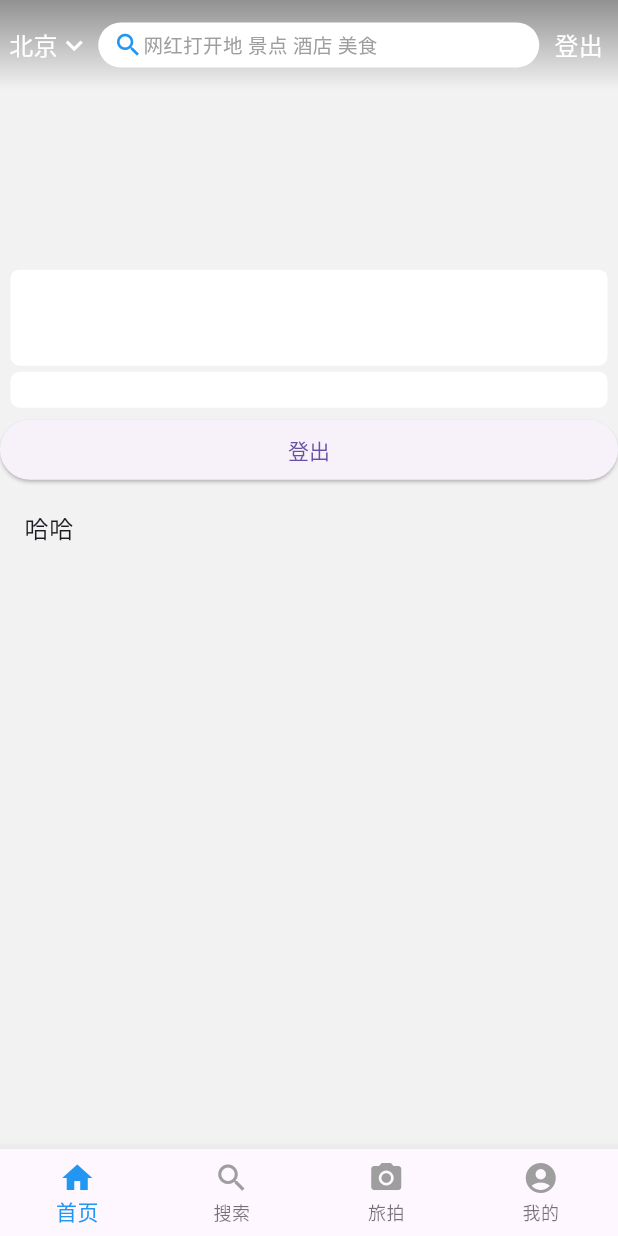
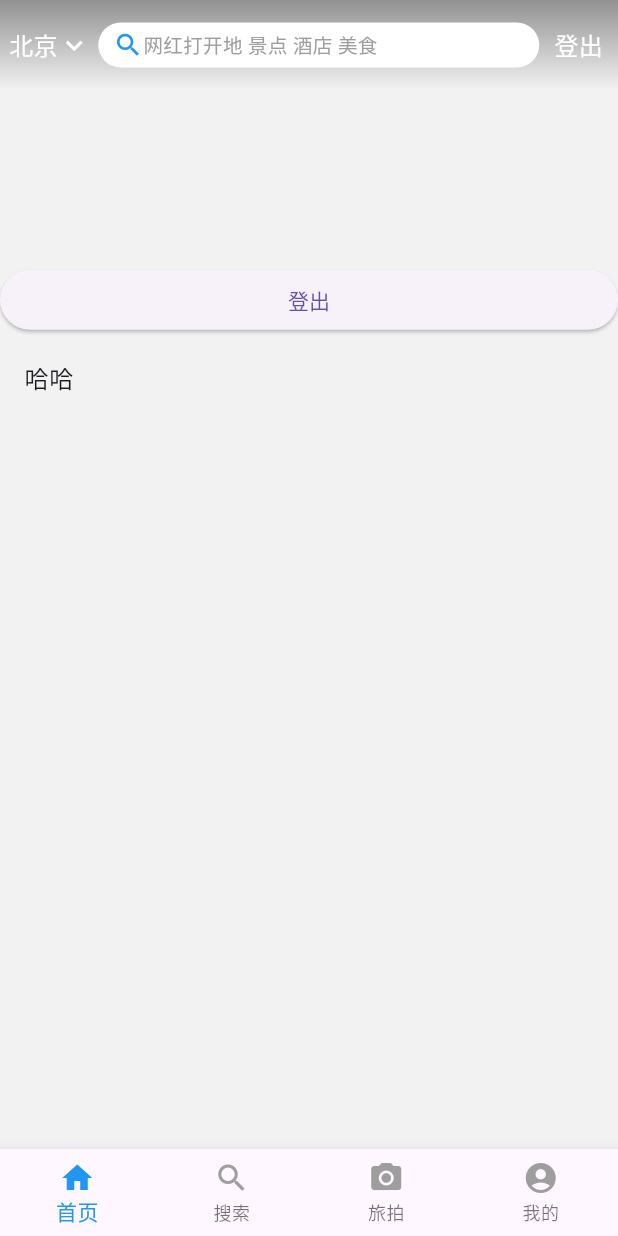
Before and after one commit to Jeffery336699/trip_flutter, a Flutter app: the screen it shows after launch, on a phone screen of 412 x 824 dp. Run offline on Flutter 3.47's test engine with Material 3 defaults, Android fonts, the phone set to English and light mode, and no system bars; drawn by our look-alikes of carousel_slider; our stand-ins replace transparent_image, webview_flutter; missing offline and left inert: flutter_hi_cache, underline_indicator.

Commit message:
edit学习

```diff
--- a/lib/navigator/tab_navigator.dart
+++ b/lib/navigator/tab_navigator.dart
@@ -22,9 +22,10 @@ class _TabNavigatorState extends State<TabNavigator> {
 
   @override
   Widget build(BuildContext context) {
-    //更新导航器的context，供退出登录时使用
+    //更新导航器的context，供退出登录时使用(todo 换成首页的context,因为首页常驻内存的)
     NavigatorUtil.updateContext(context);
     return Scaffold(
+      ///  PageView就相当于ViewPager
       body: PageView(
         controller: _controller,
         physics: const NeverScrollableScrollPhysics(),
--- a/lib/pages/home_page.dart
+++ b/lib/pages/home_page.dart
@@ -6,12 +6,8 @@ import 'package:trip_flutter/pages/search_page.dart';
 import 'package:trip_flutter/util/navigator_util.dart';
 import 'package:trip_flutter/util/view_util.dart';
 import 'package:trip_flutter/widget/banner_widget.dart';
-import 'package:trip_flutter/widget/grid_nav_widget.dart';
 import 'package:trip_flutter/widget/loading_container.dart';
-import 'package:trip_flutter/widget/local_nav_widget.dart';
-import 'package:trip_flutter/widget/sales_box_widget.dart';
 import 'package:trip_flutter/widget/search_bar_widget.dart';
-import 'package:trip_flutter/widget/sub_nav_widget.dart';
 
 const searchBarDefaultText = '网红打开地 景点 酒店 美食';
 
@@ -77,10 +73,10 @@ class _HomePageState extends State<HomePage>
   get _listView => ListView(
         children: [
           BannerWidget(bannerList: bannerList),
-          LocalNavWidget(localNavList: localNavList),
-          if (gridNavModel != null) GridNavWidget(gridNavModel: gridNavModel!),
-          SubNavWidget(suNavList: subNavList),
-          if (salesBoxModel != null) SalesBoxWidget(salesBox: salesBoxModel!),
+          // LocalNavWidget(localNavList: localNavList),
+          // if (gridNavModel != null) GridNavWidget(gridNavModel: gridNavModel!),
+          // SubNavWidget(suNavList: subNavList),
+          // if (salesBoxModel != null) SalesBoxWidget(salesBox: salesBoxModel!),
           _logoutBtn,
           const SizedBox(
             height: 800,
@@ -150,6 +146,7 @@ class _HomePageState extends State<HomePage>
 
   Future<void> _handleRefresh() async {
     try {
+      /// await有点等价于回调,它把后面的代码相当于一个闭包,在Future有结果时再执行
       HomeModel? model = await HomeDao.fetch();
       if (model == null) {
         setState(() {
--- a/lib/widget/local_nav_widget.dart
+++ b/lib/widget/local_nav_widget.dart
@@ -49,7 +49,9 @@ class LocalNavWidget extends StatelessWidget {
             width: 32,
             height: 32,
           ),
-          Text(model.title!, style: const TextStyle(fontSize: 12))
+          Text(model.title!,
+              style: const TextStyle(
+                  fontSize: 10, overflow: TextOverflow.ellipsis))
         ],
       ),
     );
```
